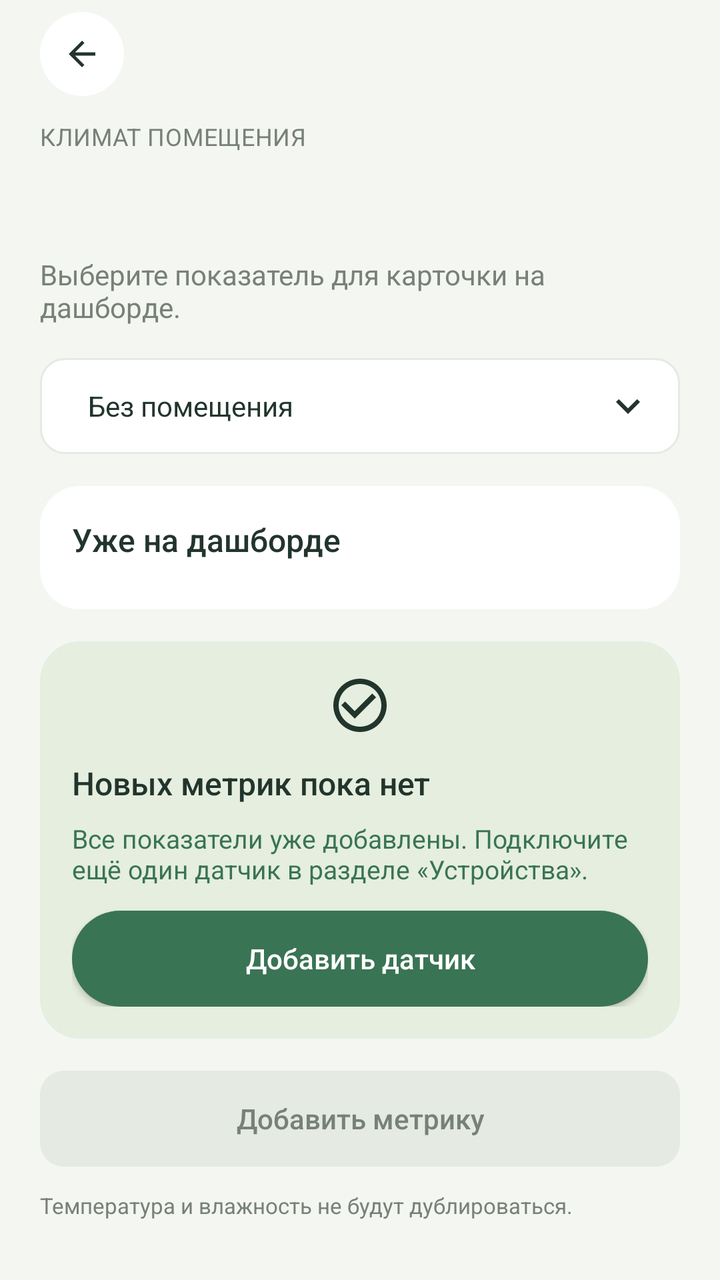
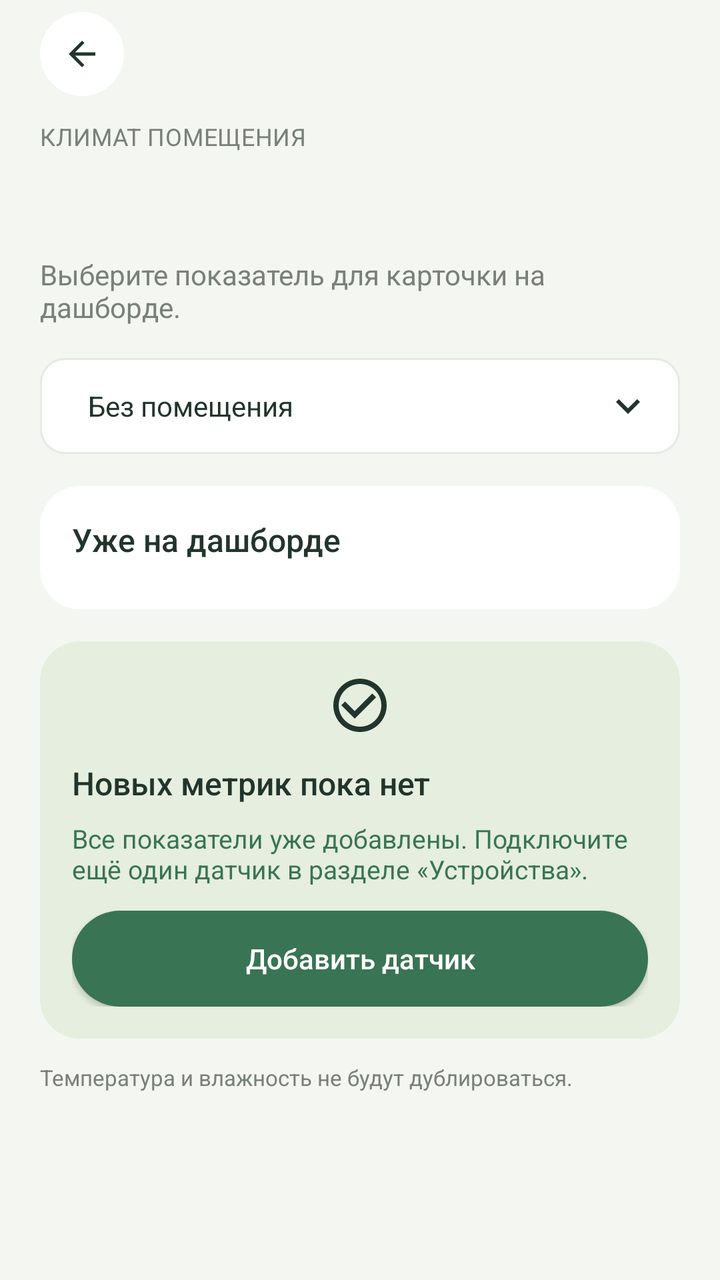

An Android layout rendered at two revisions. The XML below is the earlier revision; the diff shows what the commit changed to produce the second picture.
<!-- AndroidManifest.xml: application theme Theme.RoomClimate -->
<!-- res/layout/activity_add_metric.xml -->
<?xml version="1.0" encoding="utf-8"?>
<ScrollView xmlns:android="http://schemas.android.com/apk/res/android"
    xmlns:app="http://schemas.android.com/apk/res-auto"
    android:layout_width="match_parent"
    android:layout_height="match_parent"
    android:background="@color/bg_default"
    android:fillViewport="true">

    <LinearLayout
        android:layout_width="match_parent"
        android:layout_height="wrap_content"
        android:orientation="vertical">

        <include layout="@layout/include_sub_header" />

        <LinearLayout style="@style/RC.Content">

            <TextView
                style="@style/RC.Text.Body"
                android:layout_width="match_parent"
                android:layout_height="wrap_content"
                android:text="@string/metric_add_desc"
                android:textColor="@color/gray_text" />

            <LinearLayout style="@style/RC.OutlinedField" android:layout_marginTop="16dp">
                <TextView style="@style/RC.FieldLabel" android:text="@string/sensor_room_label" />
                <TextView
                    android:id="@+id/tvMetricRoom"
                    style="@style/RC.FieldPicker"
                    android:text="@string/sensor_room_none" />
            </LinearLayout>

            <LinearLayout
                style="@style/RC.Card"
                android:layout_width="match_parent"
                android:layout_height="wrap_content"
                android:layout_marginTop="16dp"
                android:orientation="vertical">

                <TextView
                    style="@style/RC.Text.Section"
                    android:layout_width="wrap_content"
                    android:layout_height="wrap_content"
                    android:text="@string/metric_on_dashboard" />

                <LinearLayout
                    android:id="@+id/metricList"
                    android:layout_width="match_parent"
                    android:layout_height="wrap_content"
                    android:layout_marginTop="8dp"
                    android:orientation="vertical" />
            </LinearLayout>

            <LinearLayout
                android:layout_width="match_parent"
                android:layout_height="wrap_content"
                android:layout_marginTop="16dp"
                android:background="@drawable/rc_status_ok"
                android:orientation="vertical"
                android:padding="16dp">

                <ImageView
                    android:layout_width="32dp"
                    android:layout_height="32dp"
                    android:layout_gravity="center_horizontal"
                    android:importantForAccessibility="no"
                    android:src="@drawable/ic_check_circle"
                    app:tint="@color/green_primary" />

                <TextView
                    style="@style/RC.Text.Section"
                    android:layout_width="wrap_content"
                    android:layout_height="wrap_content"
                    android:layout_marginTop="12dp"
                    android:text="@string/metric_none_title" />

                <TextView
                    android:id="@+id/tvMetricNone"
                    style="@style/RC.Text.Secondary"
                    android:layout_width="match_parent"
                    android:layout_height="wrap_content"
                    android:layout_marginTop="8dp"
                    android:text="@string/metric_none_text"
                    android:textColor="@color/green_primary"
                    android:textSize="13sp" />

                <Button
                    android:id="@+id/btnMetricAddSensor"
                    style="@style/RC.Button.Primary"
                    android:layout_marginTop="12dp"
                    android:text="@string/sensor_add_button"
                    app:backgroundTint="@null" />
            </LinearLayout>

            <Button
                style="@style/RC.Button.Primary"
                android:layout_marginTop="16dp"
                android:background="@drawable/rc_btn_disabled"
                android:enabled="false"
                android:text="@string/add_metric"
                android:textColor="@color/gray_text"
                app:backgroundTint="@null" />

            <TextView
                style="@style/RC.Text.Caption"
                android:layout_width="match_parent"
                android:layout_height="wrap_content"
                android:layout_marginTop="12dp"
                android:text="@string/metric_no_duplicates" />
        </LinearLayout>
    </LinearLayout>
</ScrollView>
<!-- res/layout/include_sub_header.xml (included above) -->
<?xml version="1.0" encoding="utf-8"?>
<LinearLayout xmlns:android="http://schemas.android.com/apk/res/android"
    android:layout_width="match_parent"
    android:layout_height="wrap_content"
    android:orientation="vertical"
    android:paddingStart="20dp"
    android:paddingTop="6dp"
    android:paddingEnd="20dp"
    android:paddingBottom="10dp">

    <ImageButton
        android:id="@+id/btnBack"
        android:layout_width="42dp"
        android:layout_height="42dp"
        android:background="@drawable/rc_circle_white"
        android:contentDescription="@string/a11y_back"
        android:padding="11dp"
        android:scaleType="fitCenter"
        android:src="@drawable/ic_arrow_back" />

    <TextView
        style="@style/RC.Text.Overline"
        android:layout_width="wrap_content"
        android:layout_height="wrap_content"
        android:layout_marginTop="12dp"
        android:text="@string/header_label" />

    <TextView
        android:id="@+id/tvScreenTitle"
        style="@style/RC.Text.Title"
        android:layout_width="wrap_content"
        android:layout_height="wrap_content"
        android:layout_marginTop="4dp"
        android:accessibilityHeading="true" />
</LinearLayout>
<!-- resources referenced by this layout -->
<resources>
  <color name="bg_default">#F4F6F2</color>
  <color name="gray_text">#778178</color>
  <color name="green_primary">#397454</color>
  <!-- drawable rc_btn_disabled (drawable) -->
  <?xml version="1.0" encoding="utf-8"?>
  <shape xmlns:android="http://schemas.android.com/apk/res/android" android:shape="rectangle">
      <solid android:color="@color/gray_light" />
      <corners android:radius="12dp" />
  </shape>
  <!-- drawable rc_circle_white (drawable) -->
  <?xml version="1.0" encoding="utf-8"?>
  <shape xmlns:android="http://schemas.android.com/apk/res/android" android:shape="oval">
      <solid android:color="@color/surface" />
  </shape>
  <string name="a11y_back">Назад</string>
  <string name="add_metric">Добавить метрику</string>
  <string name="header_label">КЛИМАТ ПОМЕЩЕНИЯ</string>
  <string name="metric_add_desc">Выберите показатель для карточки на дашборде.</string>
  <string name="metric_no_duplicates">Температура и влажность не будут дублироваться.</string>
  <string name="metric_none_text">Все показатели уже добавлены. Подключите ещё один датчик в разделе «Устройства».</string>
  <string name="metric_none_title">Новых метрик пока нет</string>
  <string name="metric_on_dashboard">Уже на дашборде</string>
  <string name="sensor_add_button">Добавить датчик</string>
  <string name="sensor_room_label">Помещение</string>
  <string name="sensor_room_none">Без помещения</string>
  <style name="RC.Card" parent="">
          <item name="android:background">@drawable/bg_white_card</item>
          <item name="android:padding">16dp</item>
      </style>
  <style name="RC.FieldLabel" parent="RC.Font">
          <item name="android:fontFamily">sans-serif-medium</item>
          <item name="android:textSize">11sp</item>
          <item name="android:textColor">@color/gray_text</item>
      </style>
  <style name="RC.OutlinedField" parent="RC.LabeledField">
          <item name="android:background">@drawable/rc_field_outline</item>
      </style>
  <style name="RC.Text.Body" parent="RC.Font">
          <item name="android:textSize">14sp</item>
          <item name="android:textColor">@color/dark_text</item>
      </style>
  <style name="RC.Text.Caption" parent="RC.Font">
          <item name="android:textSize">11sp</item>
          <item name="android:textColor">@color/gray_text</item>
      </style>
  <style name="RC.Text.Overline" parent="RC.Font">
          <item name="android:textSize">12sp</item>
          <item name="android:textColor">@color/gray_text</item>
          <item name="android:letterSpacing">0.02</item>
      </style>
  <style name="RC.Text.Secondary" parent="RC.Font">
          <item name="android:textSize">12sp</item>
          <item name="android:textColor">@color/gray_text</item>
      </style>
  <style name="RC.Text.Section" parent="RC.Font">
          <item name="android:fontFamily">sans-serif-medium</item>
          <item name="android:textSize">16sp</item>
          <item name="android:textColor">@color/dark_text</item>
      </style>
  <style name="RC.Text.Title" parent="RC.Font">
          <item name="android:textSize">28sp</item>
          <item name="android:textColor">@color/dark_text</item>
      </style>
  <style name="Theme.RoomClimate" parent="Base.Theme.RoomClimate" />
  <color name="dark_text">#22352C</color>
  <color name="gray_light">#E5EAE2</color>
  <color name="surface">#FFFFFF</color>
  <color name="green_light">#E5EEDF</color>
  <style name="RC.Font" parent="">
          <item name="android:fontFamily">sans-serif</item>
      </style>
  <color name="white">#FFFFFF</color>
  <!-- drawable rc_field (drawable) -->
  <?xml version="1.0" encoding="utf-8"?>
  <shape xmlns:android="http://schemas.android.com/apk/res/android" android:shape="rectangle">
      <solid android:color="@color/bg_default" />
      <corners android:radius="16dp" />
  </shape>
  <!-- unchanged entries left out for length: 12 -->
</resources>

<!-- the commit's change to res/layout/activity_add_metric.xml (unified diff, before → after) -->
@@ -92,15 +92,6 @@
                     app:backgroundTint="@null" />
             </LinearLayout>
 
-            <Button
-                style="@style/RC.Button.Primary"
-                android:layout_marginTop="16dp"
-                android:background="@drawable/rc_btn_disabled"
-                android:enabled="false"
-                android:text="@string/add_metric"
-                android:textColor="@color/gray_text"
-                app:backgroundTint="@null" />
-
             <TextView
                 style="@style/RC.Text.Caption"
                 android:layout_width="match_parent"
<!-- resource entries referenced after the edit -->
@@ -3,19 +3,12 @@
   <color name="bg_default">#F4F6F2</color>
   <color name="gray_text">#778178</color>
   <color name="green_primary">#397454</color>
-  <!-- drawable rc_btn_disabled (drawable) -->
-  <?xml version="1.0" encoding="utf-8"?>
-  <shape xmlns:android="http://schemas.android.com/apk/res/android" android:shape="rectangle">
-      <solid android:color="@color/gray_light" />
-      <corners android:radius="12dp" />
-  </shape>
   <!-- drawable rc_circle_white (drawable) -->
   <?xml version="1.0" encoding="utf-8"?>
   <shape xmlns:android="http://schemas.android.com/apk/res/android" android:shape="oval">
       <solid android:color="@color/surface" />
   </shape>
   <string name="a11y_back">Назад</string>
-  <string name="add_metric">Добавить метрику</string>
   <string name="header_label">КЛИМАТ ПОМЕЩЕНИЯ</string>
   <string name="metric_add_desc">Выберите показатель для карточки на дашборде.</string>
   <string name="metric_no_duplicates">Температура и влажность не будут дублироваться.</string>
